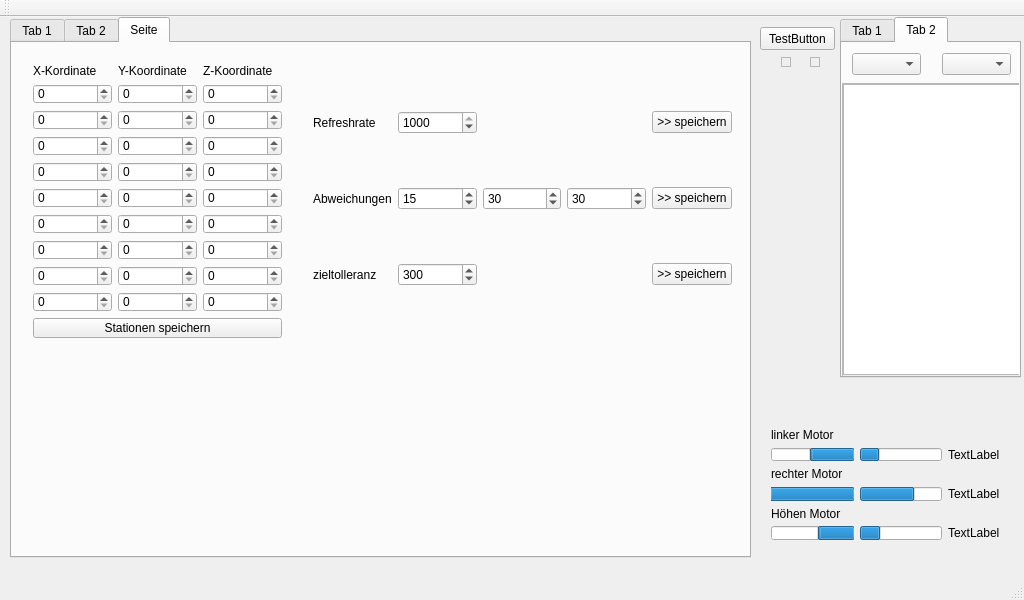
First picture: the form in mainwindow.ui, repository Koerner/Sturzflug-at-daedalus.ei.tum.de, before the edit.
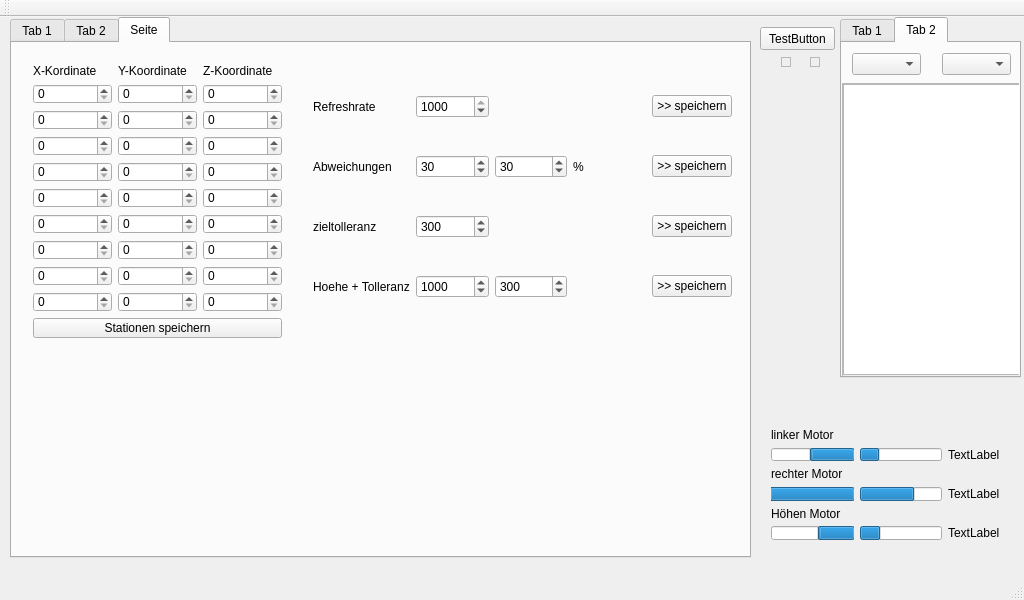
Second picture: the form after the edit.

Commit message: Hoehensteuerung inkl. GUI

The edit to the form file:
```diff
--- a/mainwindow.ui
+++ b/mainwindow.ui
@@ -1048,23 +1048,16 @@
          </property>
         </widget>
        </item>
-       <item row="1" column="3">
-        <widget class="QSpinBox" name="mmProzent">
-         <property name="toolTip">
-          <string extracomment="Wieviel mm sind ein % bei geraden Strecken"/>
-         </property>
-         <property name="value">
-          <number>30</number>
-         </property>
-        </widget>
-       </item>
        <item row="1" column="1">
         <widget class="QSpinBox" name="AbweichungOkay">
          <property name="toolTip">
           <string extracomment="Wert in % bis zu dem die Abweichung tolleriert wird"/>
          </property>
+         <property name="maximum">
+          <number>1000</number>
+         </property>
          <property name="value">
-          <number>15</number>
+          <number>30</number>
          </property>
         </widget>
        </item>
@@ -1142,6 +1135,53 @@
          </property>
         </widget>
        </item>
+       <item row="1" column="3">
+        <widget class="QLabel" name="label_12">
+         <property name="text">
+          <string>%</string>
+         </property>
+        </widget>
+       </item>
+       <item row="3" column="0">
+        <widget class="QLabel" name="label_Hoehe">
+         <property name="text">
+          <string>Hoehe + Tolleranz</string>
+         </property>
+        </widget>
+       </item>
+       <item row="3" column="1">
+        <widget class="QSpinBox" name="SollHoehe">
+         <property name="maximum">
+          <number>9999</number>
+         </property>
+         <property name="singleStep">
+          <number>10</number>
+         </property>
+         <property name="value">
+          <number>1000</number>
+         </property>
+        </widget>
+       </item>
+       <item row="3" column="2">
+        <widget class="QSpinBox" name="HoeheTol">
+         <property name="maximum">
+          <number>99999</number>
+         </property>
+         <property name="singleStep">
+          <number>10</number>
+         </property>
+         <property name="value">
+          <number>300</number>
+         </property>
+        </widget>
+       </item>
+       <item row="3" column="4">
+        <widget class="QPushButton" name="setHoehe">
+         <property name="text">
+          <string>&gt;&gt; speichern</string>
+         </property>
+        </widget>
+       </item>
       </layout>
      </widget>
     </widget>
```
Left out of the diff: 3 changed lines with no effect on the pictures. The commit also changes 5 other files.
